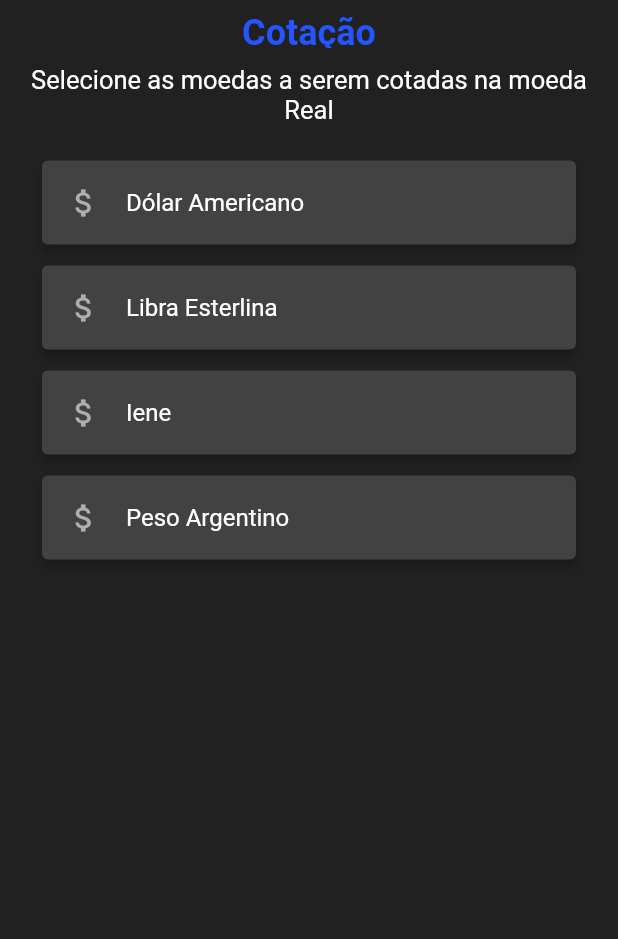
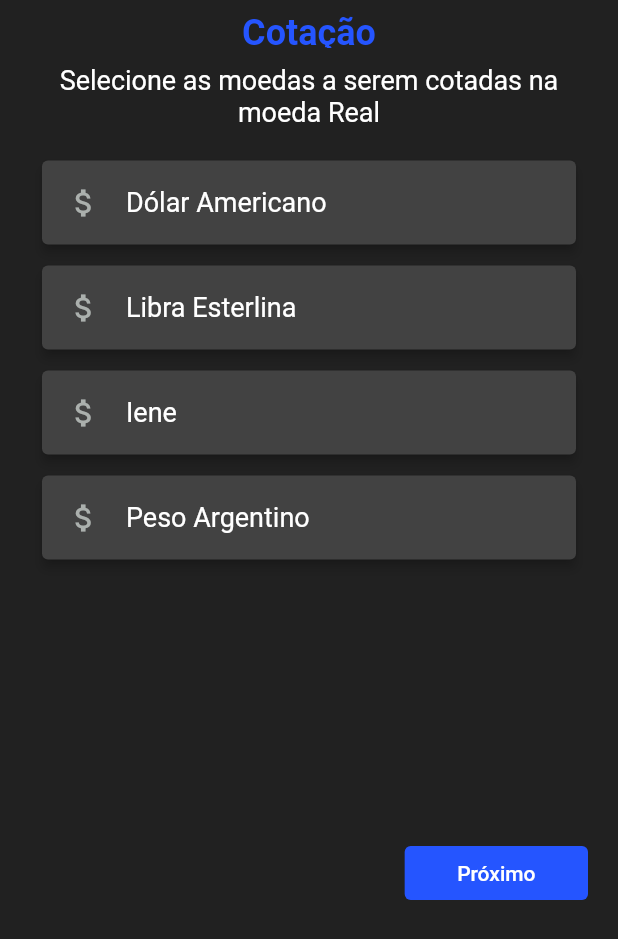
Before and after one commit to cerqueirav/conversor-moedas-app, a Flutter app: the screen it shows after launch, after a tap on "Real", on a phone screen of 412 x 824 dp. Shown: the top 939 px of the screen. Run offline on Flutter 3.47's test engine with Material 2 defaults, Android fonts, the light colour scheme and no system bars; network calls fail.

Commit message:
Inclusão do Botão de Próximo e Concluir

```diff
--- a/lib/controllers/moeda_base_controller.dart
+++ b/lib/controllers/moeda_base_controller.dart
@@ -2,6 +2,7 @@ import 'package:moedas_app/utils/Enum/coin.dart';
 
 class MoedaBaseController {
   List<Coin> listaDeMoedas = fetchCoins();
+  List<String> listaProxima = [];
 
   List<Coin> getLista() {
     return listaDeMoedas;
--- a/lib/pages/cotacao_page.dart
+++ b/lib/pages/cotacao_page.dart
@@ -2,6 +2,7 @@ import 'package:flutter/material.dart';
 import 'package:moedas_app/controllers/cotacao_controller.dart';
 import 'package:moedas_app/controllers/moeda_base_controller.dart';
 import 'package:moedas_app/pages/resultado_page.dart';
+import 'package:moedas_app/utils/Enum/coin.dart';
 import 'package:moedas_app/utils/colors/colors.dart';
 
 class CotacaoPage extends StatelessWidget {
@@ -36,22 +37,25 @@ class CotacaoPage extends StatelessWidget {
               child: Text(
                 'Selecione as moedas a serem cotadas na moeda $moedaNome',
                 style: TextStyle(
-                  fontSize: 17,
+                  fontSize: 18,
                   color: Colors.white,
                   fontWeight: FontWeight.w400,
                 ),
                 textAlign: TextAlign.center,
               ),
               height: 48,
-              width: 400,
+              width: 380,
             ),
             Center(
-                child: Container(
-              height: 570,
+                child: Column(
+              children: [
+                Container(
+                  height: 450,
                   width: 380,
                   child: ListView.builder(
                       itemCount: _controller.listaDeMoedas.length,
-                  padding: EdgeInsets.symmetric(horizontal: 5, vertical: 12),
+                      padding:
+                          EdgeInsets.symmetric(horizontal: 5, vertical: 12),
                       itemBuilder: (context, index) => Card(
                             borderOnForeground: false,
                             color: Colors.grey.shade800,
@@ -68,18 +72,41 @@ class CotacaoPage extends StatelessWidget {
                                     _controller.listaDeMoedas[index].name),
                                 style: TextStyle(
                                     color: Colors.white,
-                                fontSize: 16,
+                                    fontSize: 18,
                                     fontWeight: FontWeight.w400),
                               ),
                               onTap: () {
+                                _controller.listaProxima
+                                    .add(_controller.listaDeMoedas[index].name);
+                              },
+                            ),
+                          )),
+                ),
+                Container(
+                  padding: EdgeInsetsDirectional.all(20),
+                  alignment: Alignment.bottomRight,
+                  child: TextButton(
+                    style: TextButton.styleFrom(
+                      padding:
+                          EdgeInsets.symmetric(horizontal: 35, vertical: 10),
+                      backgroundColor: titleCardColor,
+                    ),
+                    child: Text(
+                      'Próximo',
+                      style: TextStyle(
+                        color: Colors.white,
+                      ),
+                    ),
+                    onPressed: () {
                       Navigator.push(
                           context,
                           MaterialPageRoute(
-                                  builder: (context) => ResultadoPage(),
+                            builder: (context) => ResultadoPage(moedaEscolhida),
                           ));
                     },
                   ),
-                      )),
+                ),
+              ],
             )),
           ],
         )));
--- a/lib/pages/moeda_base_page.dart
+++ b/lib/pages/moeda_base_page.dart
@@ -30,7 +30,7 @@ class MoedaBasePage extends StatelessWidget {
               child: Text(
                 'Selecione uma moeda base para as conversões',
                 style: TextStyle(
-                  fontSize: 17,
+                  fontSize: 18,
                   color: Colors.white,
                   fontWeight: FontWeight.w400,
                 ),
@@ -62,7 +62,7 @@ class MoedaBasePage extends StatelessWidget {
                                 _controller.listaDeMoedas[index].name),
                             style: TextStyle(
                                 color: Colors.white,
-                                fontSize: 16,
+                                fontSize: 18,
                                 fontWeight: FontWeight.w400),
                           ),
                           onTap: () {
```
Also changed, not shown: lib/pages/resultado_page.dart (+111 -19 lines). Lines whose indentation alone changed are shown as unchanged.
